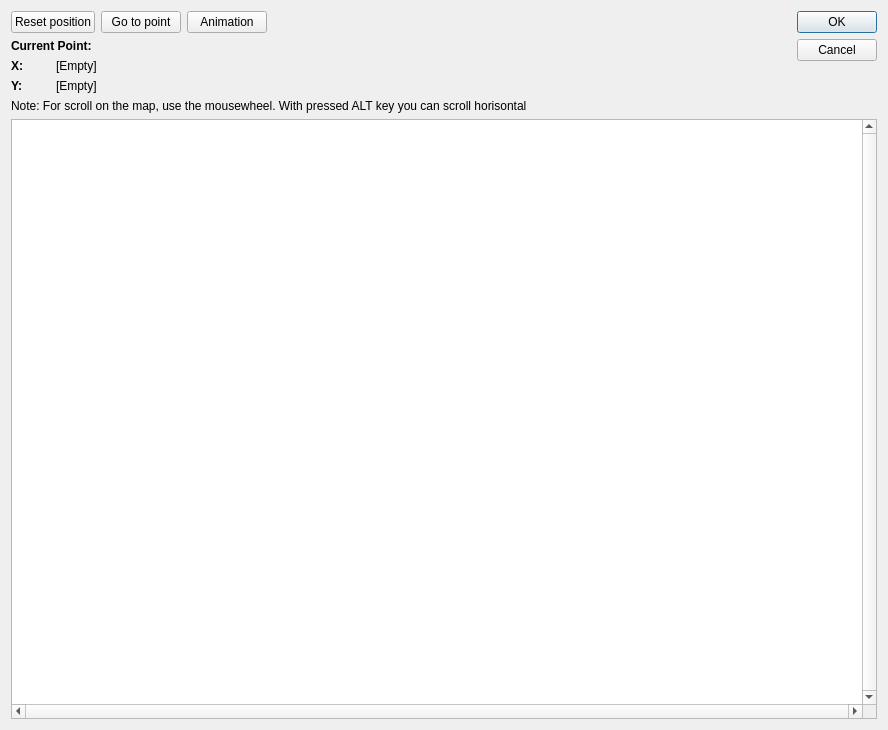
Before: the Qt Designer form Editor/wld_point_dialog/wld_setpoint.ui in WohlSoft/Moondust-Project, drawn with Qt 5.
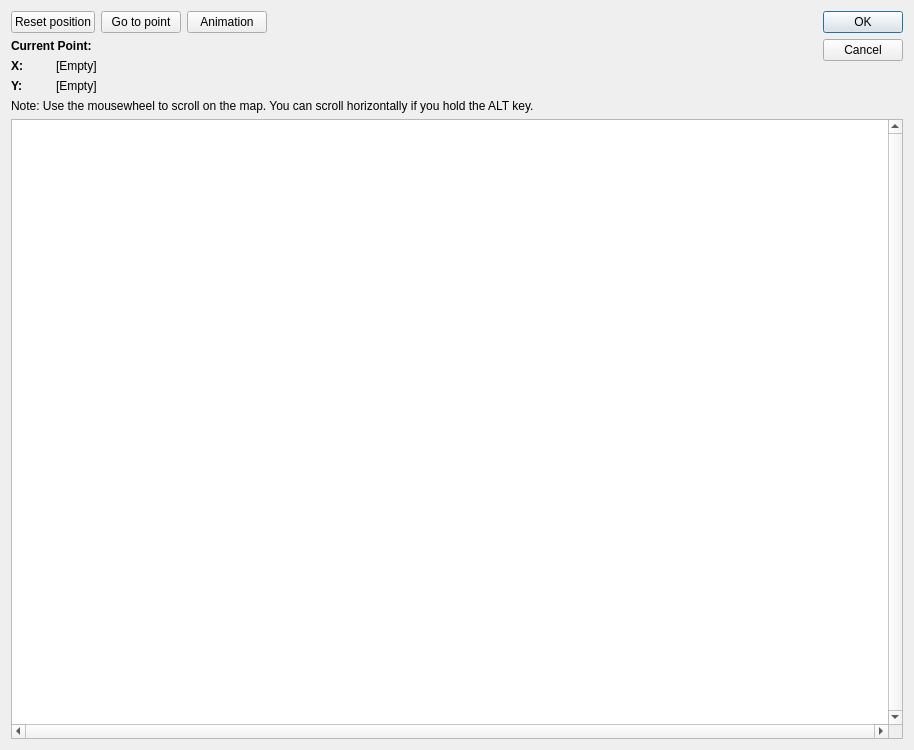
After: the same form once the commit is applied. Icons and pictures are not drawn.

What changed in the file:
```diff
--- a/Editor/wld_point_dialog/wld_setpoint.ui
+++ b/Editor/wld_point_dialog/wld_setpoint.ui
@@ -6,8 +6,8 @@
    <rect>
     <x>0</x>
     <y>0</y>
-    <width>818</width>
-    <height>699</height>
+    <width>914</width>
+    <height>750</height>
    </rect>
   </property>
   <property name="windowTitle">
@@ -73,7 +73,7 @@
    <item row="4" column="0" colspan="7">
     <widget class="QLabel" name="label_4">
      <property name="text">
-      <string>Note: For scroll on the map, use the mousewheel. With pressed ALT key you can scroll horisontal</string>
+      <string>Note: Use the mousewheel to scroll on the map. You can scroll horizontally if you hold the ALT key.</string>
      </property>
     </widget>
    </item>
```
